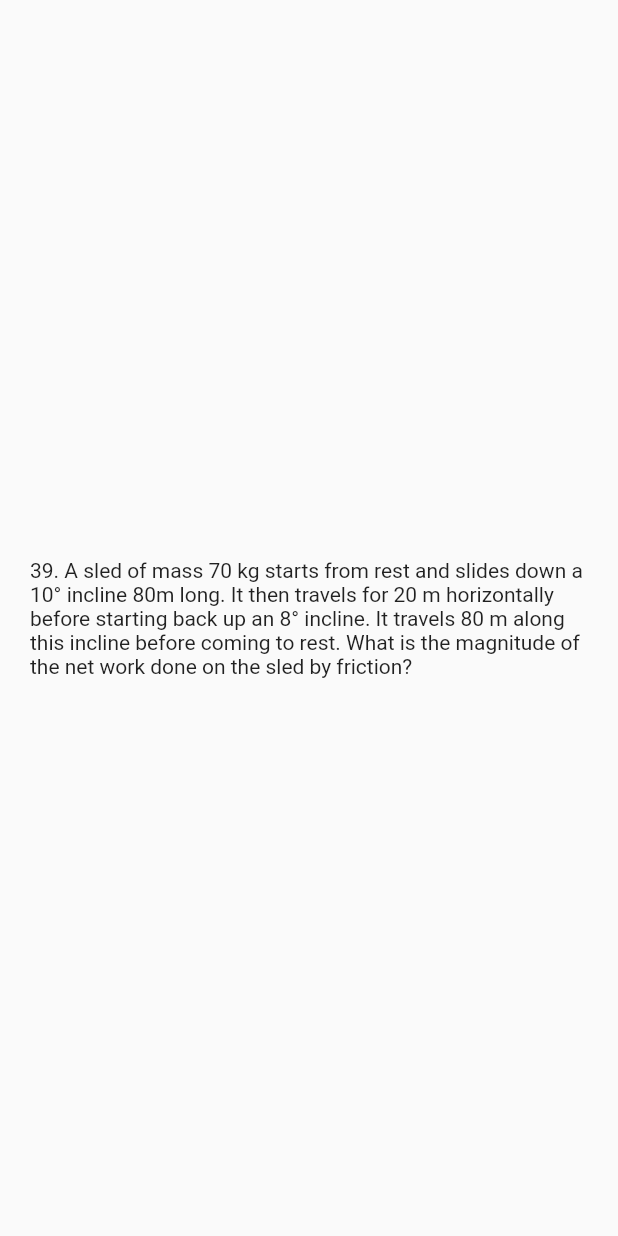
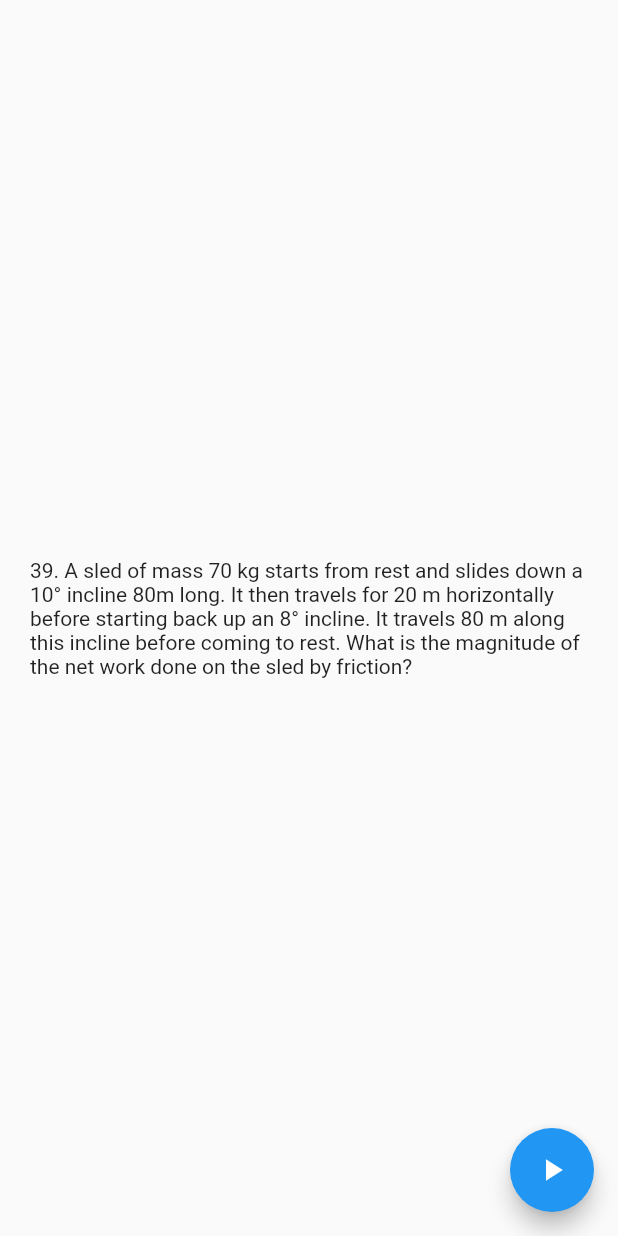
Before and after one commit to nitaigao/physics-problems, a Flutter app: the screen it shows after launch, on a phone screen of 412 x 824 dp. Run offline on Flutter 3.47's test engine with Material 2 defaults, Android fonts, the phone set to English and light mode, and no system bars.

Commit message:
load a random question with the next button

```diff
--- a/lib/main.dart
+++ b/lib/main.dart
@@ -4,11 +4,10 @@ import 'dart:math';
 import 'package:flutter/material.dart';
 
 void main() {
-  runApp(MyApp());
+  runApp(PhysicsProblems());
 }
 
-class MyApp extends StatelessWidget {
-  // This widget is the root of your application.
+class PhysicsProblems extends StatelessWidget {
   @override
   Widget build(BuildContext context) {
     return MaterialApp(
@@ -43,14 +42,12 @@ class _ProblemPageState extends State<ProblemPage> {
     return '$number. $text';
   }
 
+  void nextQuestion() {
+    setState(() {});
+  }
+
   @override
   Widget build(BuildContext context) {
-    // This method is rerun every time setState is called, for instance as done
-    // by the _incrementCounter method above.
-    //
-    // The Flutter framework has been optimized to make rerunning build methods
-    // fast, so that you can just rebuild anything that needs updating rather
-    // than having to individually change instances of widgets.
     return Scaffold(
       body: Container(
         margin: const EdgeInsets.only(left: 20.0, right: 20.0),
@@ -64,12 +61,17 @@ class _ProblemPageState extends State<ProblemPage> {
                     if (snapshot.data != null) {
                       return Text(snapshot.data);
                     } else {
-                      return Text("loading");
+                      return CircularProgressIndicator();
                     }
                   })
             ],
           ),
         ),
+      ),
+      floatingActionButton: FloatingActionButton(
+        onPressed: nextQuestion,
+        tooltip: 'Next Question',
+        child: Icon(Icons.play_arrow),
       )
     );
   }
```
